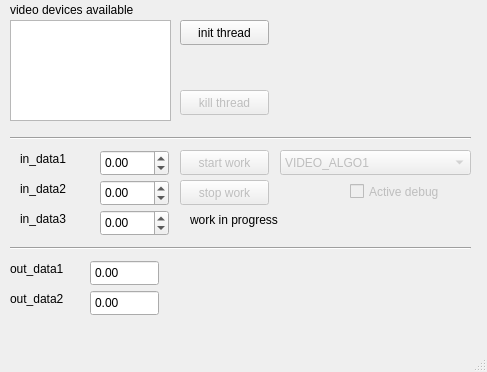
Above: PluginModules/ImageProcessing/ihm_ImageProcessing.ui from CRLG/LABOTBOX before the change. Below: the same form after it.
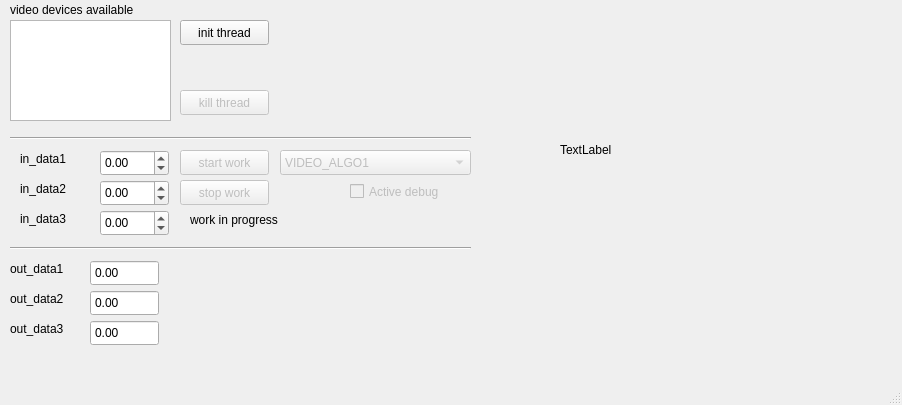
That is the form after the change. Custom widgets are drawn as their Qt base class.

Commit message: #27: amélioration traitement vidéo: * encapsulation de la vidéo dans l'ihm en lieu et place de la fenêtre opencv. Moins de lag sur les frames traitées. L'image est une des données de retour du thread (affichage pour le public, autres traitements supplémentaires,...) * récupération de l'index de la liste des vidéos pour démarrer avec la vidéo choisie et test avec la caméra par défaut du système en cas d'erreurs.

What changed in the file:
```diff
--- a/PluginModules/ImageProcessing/ihm_ImageProcessing.ui
+++ b/PluginModules/ImageProcessing/ihm_ImageProcessing.ui
@@ -6,8 +6,8 @@
    <rect>
     <x>0</x>
     <y>0</y>
-    <width>487</width>
-    <height>372</height>
+    <width>902</width>
+    <height>405</height>
    </rect>
   </property>
   <property name="windowTitle">
@@ -381,6 +381,66 @@
      <double>1000000000000000019884624838656.000000000000000</double>
     </property>
    </widget>
+   <widget class="QLabel" name="label_5">
+    <property name="geometry">
+     <rect>
+      <x>560</x>
+      <y>30</y>
+      <width>320</width>
+      <height>240</height>
+     </rect>
+    </property>
+    <property name="minimumSize">
+     <size>
+      <width>320</width>
+      <height>240</height>
+     </size>
+    </property>
+    <property name="maximumSize">
+     <size>
+      <width>320</width>
+      <height>240</height>
+     </size>
+    </property>
+    <property name="text">
+     <string>TextLabel</string>
+    </property>
+   </widget>
+   <widget class="QDoubleSpinBox" name="out_data3">
+    <property name="geometry">
+     <rect>
+      <x>90</x>
+      <y>320</y>
+      <width>69</width>
+      <height>26</height>
+     </rect>
+    </property>
+    <property name="readOnly">
+     <bool>true</bool>
+    </property>
+    <property name="buttonSymbols">
+     <enum>QAbstractSpinBox::NoButtons</enum>
+    </property>
+    <property name="minimum">
+     <double>-999999999999999983222784.000000000000000</double>
+    </property>
+    <property name="maximum">
+     <double>1000000000000000019884624838656.000000000000000</double>
+    </property>
+   </widget>
+   <widget class="QLabel" name="label_9">
+    <property name="geometry">
+     <rect>
+      <x>10</x>
+      <y>320</y>
+      <width>71</width>
+      <height>17</height>
+     </rect>
+    </property>
+    <property name="text">
+     <string>out_data3</string>
+    </property>
+   </widget>
   </widget>
   <widget class="QMenuBar" name="menubar">
    <property name="geometry">
```
Left out of the diff: 2 changed lines with no effect on the pictures. The commit also changes 4 other files.
